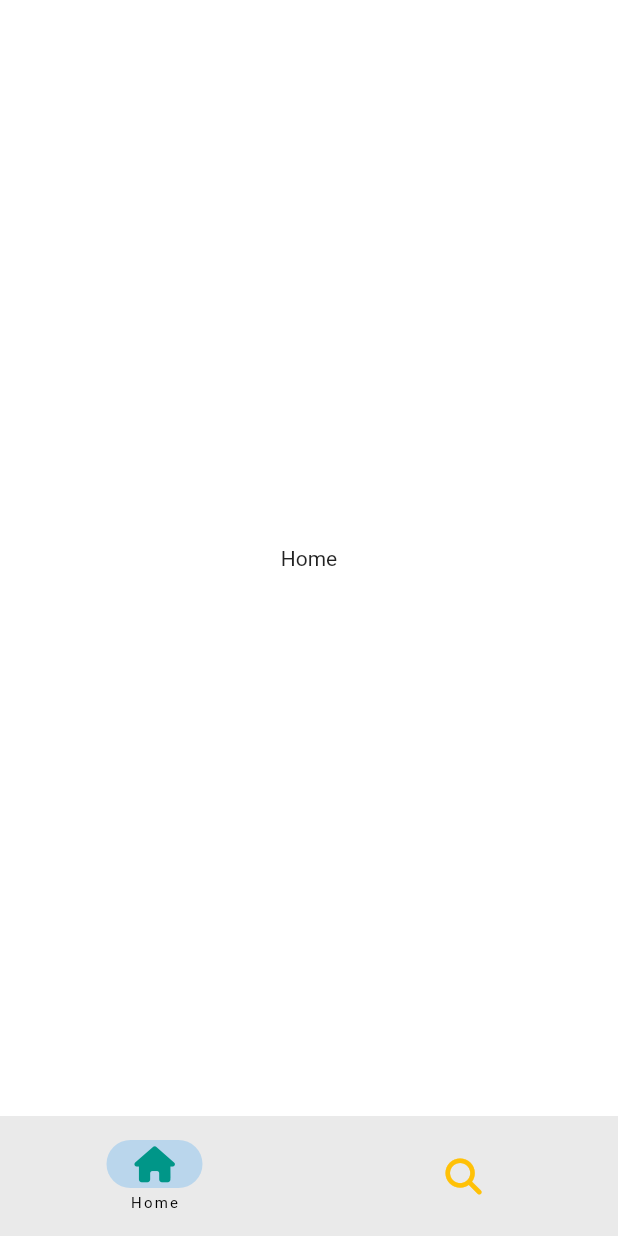
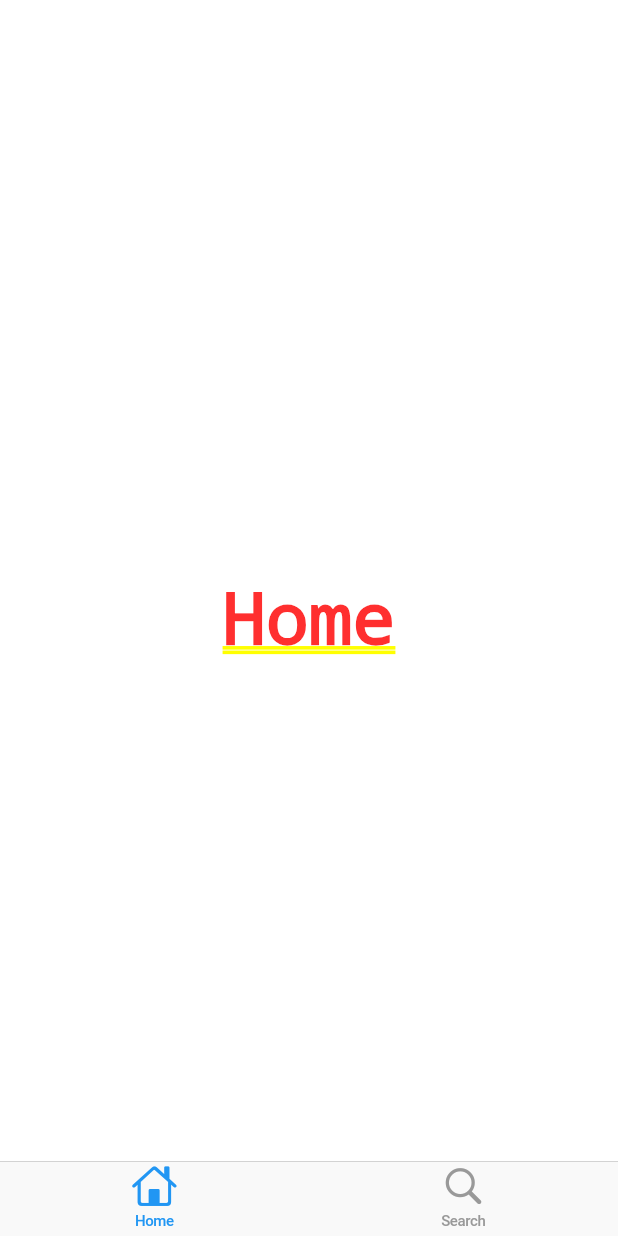
Before and after one commit to Heungseop/Tiktok_clone, a Flutter app: the screen it shows after launch, on a phone screen of 412 x 824 dp. Run offline on Flutter 3.47's test engine with Material 2 defaults, Android fonts, the phone set to English and light mode, and no system bars; our stand-ins replace font_awesome_flutter.

Commit message:
6.4 CupertinoTabBar

```diff
--- a/lib/features/main_navigation/main_navigation_screen.dart
+++ b/lib/features/main_navigation/main_navigation_screen.dart
@@ -1,5 +1,4 @@
-import 'package:flutter/material.dart';
-import 'package:font_awesome_flutter/font_awesome_flutter.dart';
+import 'package:flutter/cupertino.dart';
 
 class MainNavigationScreen extends StatefulWidget {
   const MainNavigationScreen({super.key});
@@ -37,28 +36,20 @@ class _MainNavigationScreenState extends State<MainNavigationScreen> {
 
   @override
   Widget build(BuildContext context) {
-    return Scaffold(
-        body: screens[_selectedIndex],
-        bottomNavigationBar: NavigationBar(
-          labelBehavior: NavigationDestinationLabelBehavior.onlyShowSelected,
-          selectedIndex: _selectedIndex,
-          onDestinationSelected: _onTap,
-          destinations: const [
-            NavigationDestination(
-              icon: FaIcon(
-                FontAwesomeIcons.house,
-                color: Colors.teal,
-              ),
-              label: "Home",
-            ),
-            NavigationDestination(
-              icon: FaIcon(
-                FontAwesomeIcons.magnifyingGlass,
-                color: Colors.amber,
-              ),
-              label: "Search",
-            )
-          ],
-        ));
+    return CupertinoTabScaffold(
+      tabBar: CupertinoTabBar(
+        items: const [
+          BottomNavigationBarItem(
+            icon: Icon(CupertinoIcons.house),
+            label: "Home",
+          ),
+          BottomNavigationBarItem(
+            icon: Icon(CupertinoIcons.search),
+            label: "Search",
+          )
+        ],
+      ),
+      tabBuilder: (context, index) => screens[index],
+    );
   }
 }
```
